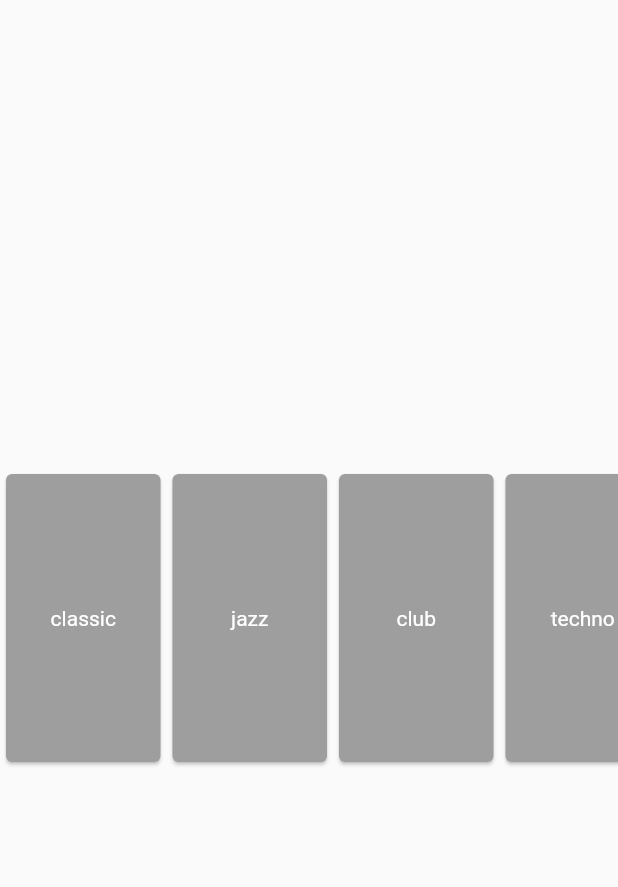
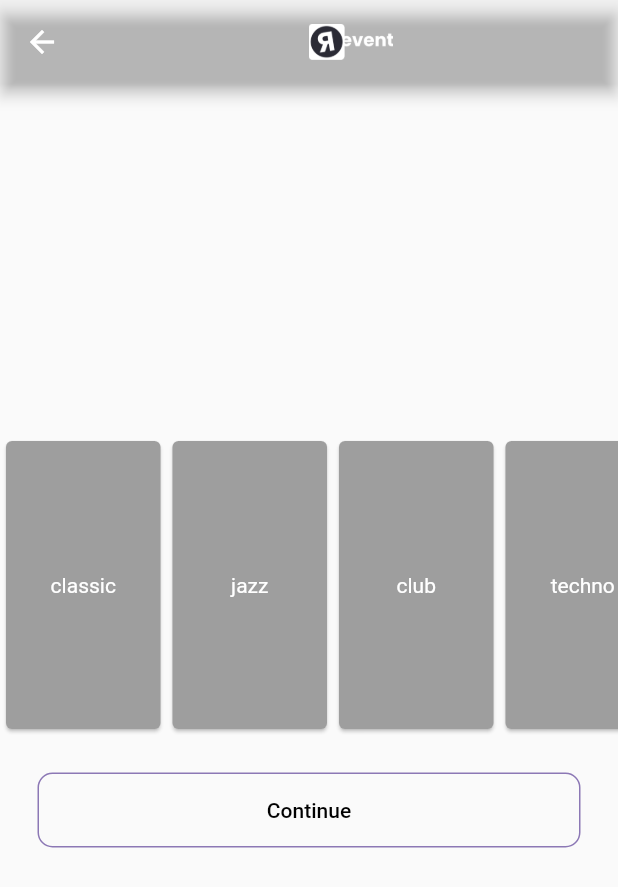
Before and after one commit to Just-another-Muensterhack/revent, a Flutter app: the SelectInterestsPage screen opened directly, on a phone screen of 412 x 824 dp. Shown: the top 887 px of the screen. Run offline on Flutter 3.47's test engine with Material 2 defaults, Android fonts, the phone set to English and light mode, and no system bars; our stand-ins replace cloud_firestore, firebase_auth, firebase_core, google_sign_in; accounts and stored records are empty.

Commit message:
button for continue added

```diff
--- a/lib/pages/auth/login/select_interests_page.dart
+++ b/lib/pages/auth/login/select_interests_page.dart
@@ -1,7 +1,10 @@
 import 'package:flutter/cupertino.dart';
 import 'package:flutter/material.dart';
 import 'package:flutter/widgets.dart';
+import 'package:revent/constants/colors.dart';
 import 'package:revent/models/commons.dart';
+import 'package:revent/widget/custom_button.dart';
+import 'package:revent/widget/image_appbar.dart';
 
 class SelectInterestsPage extends StatefulWidget{
   @override
@@ -24,7 +27,8 @@ class _SelectInterestsPageState extends State<SelectInterestsPage> {
   Widget build(BuildContext context) {
     Size size = MediaQuery.of(context).size;
 
-    return Scaffold(body: Center(
+    return Scaffold(appBar: imageAppBar(),
+        body: Center(
           child: Column(mainAxisAlignment: MainAxisAlignment.center,
             crossAxisAlignment: CrossAxisAlignment.center,
             children: <Widget>[
@@ -34,7 +38,7 @@ class _SelectInterestsPageState extends State<SelectInterestsPage> {
                     scrollDirection: Axis.horizontal,
                     itemCount: Genre.values.length,
                     itemBuilder: (BuildContext context, int index) => Card(color: _cardsValue[index] ?
-                    Colors.lime:  Colors.grey,
+                      primary:  Colors.grey,
                       child: InkWell(onTap: (){
                           setState(() {
                             _cardsValue[index] = !_cardsValue[index];
@@ -45,6 +49,11 @@ class _SelectInterestsPageState extends State<SelectInterestsPage> {
                           style: TextStyle(color: Colors.white),)
                       )),)
                     ),), ),
+              Padding(
+                padding: EdgeInsets.all(25),
+                child: CustomButton(buttonText: "Continue", onPress: () {
+
+                },),)
             ],
           ))
     );
```
Lines whose indentation alone changed are shown as unchanged.
